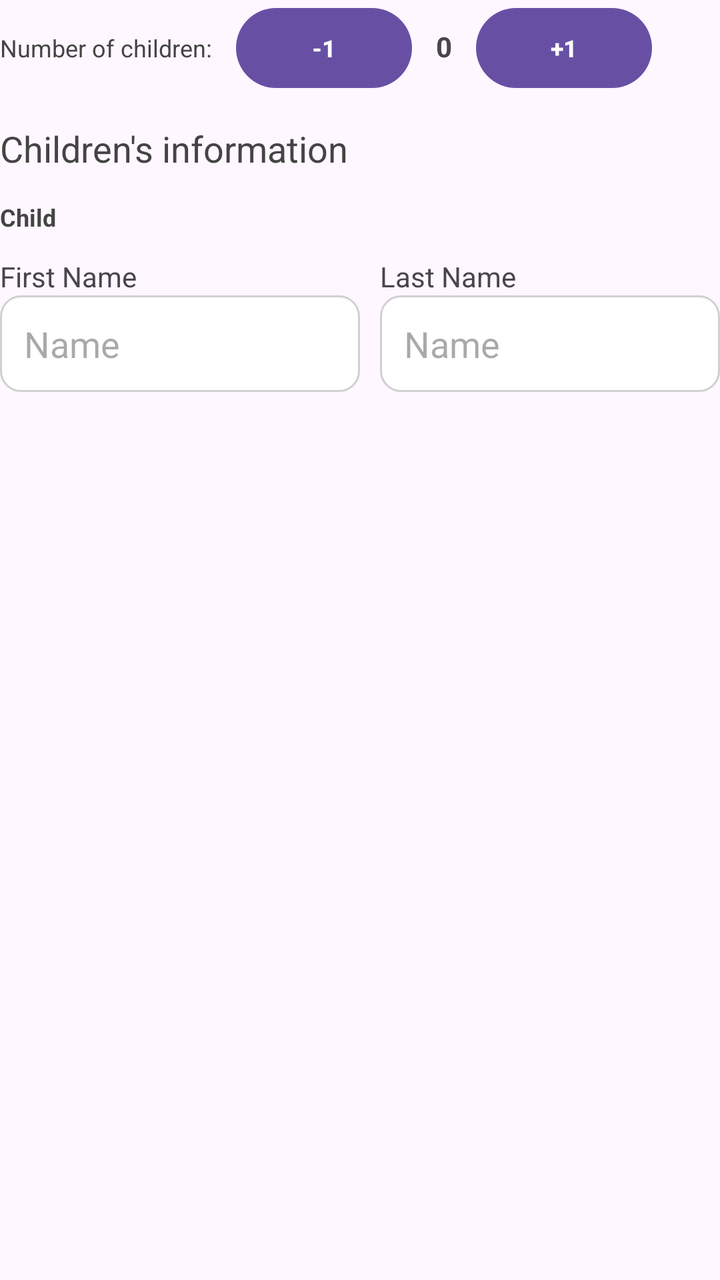
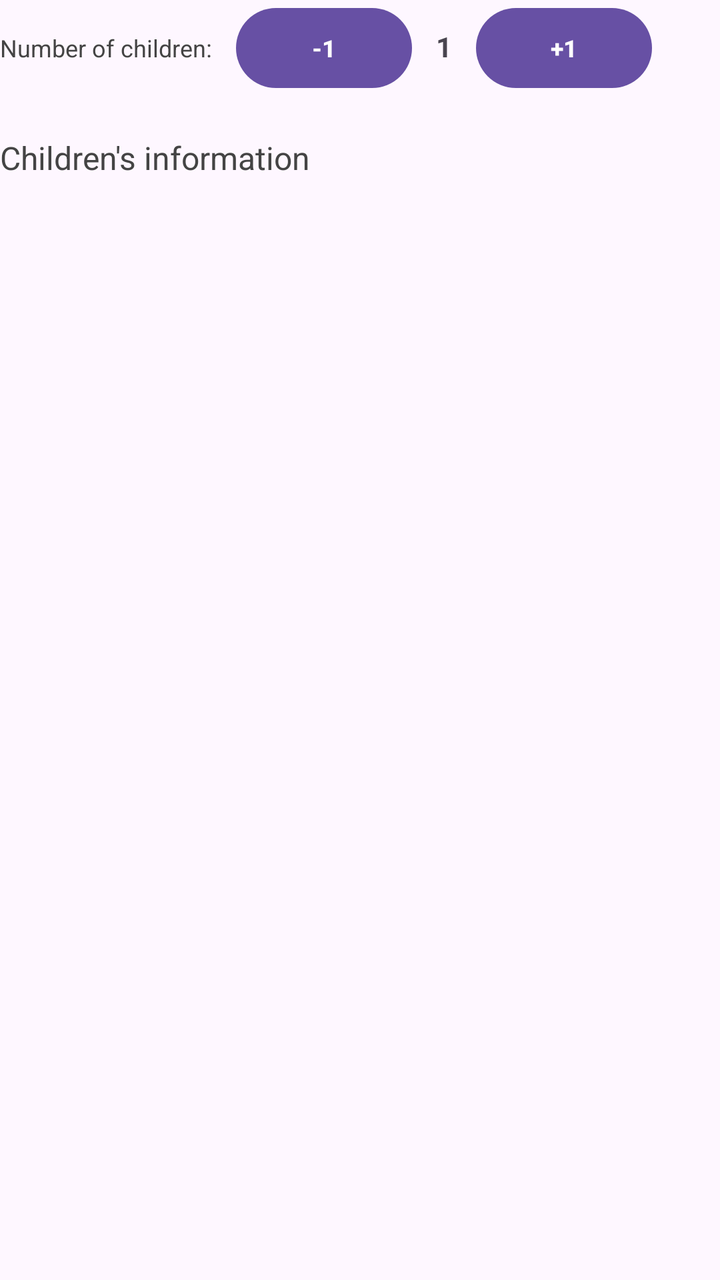

Before-and-after screenshots of an Android layout around one commit, followed by the original layout XML and the change that was made.
<!-- AndroidManifest.xml: application theme Theme.EduView -->
<!-- res/layout/fragment_parent_signup.xml -->
<?xml version="1.0" encoding="utf-8"?>
<LinearLayout xmlns:android="http://schemas.android.com/apk/res/android"
    xmlns:tools="http://schemas.android.com/tools"
    android:layout_width="match_parent"
    android:layout_height="wrap_content"
    android:orientation="vertical"
    android:layout_marginTop="20dp"
    tools:context=".ParentSignupFragment">

    <LinearLayout
        android:layout_width="match_parent"
        android:layout_height="wrap_content"
        android:orientation="horizontal">

        <TextView
            android:layout_width="wrap_content"
            android:layout_height="wrap_content"
            android:text="@string/number_of_children"
            android:textSize="12sp"
            android:textColor="#444444"/>

        <Button
            android:id="@+id/btn_minus"
            android:layout_width="wrap_content"
            android:layout_height="wrap_content"
            android:text="@string/minus1"
            android:textSize="12sp"
            android:textStyle="bold"
            android:layout_marginStart="12dp"/>

        <TextView
            android:id="@+id/tv_counter"
            android:layout_width="wrap_content"
            android:layout_height="wrap_content"
            android:text="@string/_0"
            android:textSize="14sp"
            android:textStyle="bold"
            android:layout_marginHorizontal="12dp"/>

        <Button
            android:id="@+id/btn_plus"
            android:layout_width="wrap_content"
            android:layout_height="wrap_content"
            android:text="@string/plus1"
            android:textSize="12sp"
            android:textStyle="bold"/>
    </LinearLayout>

    <TextView
        android:layout_width="wrap_content"
        android:layout_height="wrap_content"
        android:text="@string/children_s_information"
        android:textSize="18sp"
        android:textColor="#444444"
        android:layout_marginTop="14dp"/>

    <TextView
        android:layout_width="wrap_content"
        android:layout_height="wrap_content"
        android:text="Child"
        android:textSize="12sp"
        android:textColor="#444444"
        android:textStyle="bold"
        android:layout_marginTop="14dp"/>

    <LinearLayout
        android:layout_width="match_parent"
        android:layout_height="wrap_content"
        android:orientation="horizontal"
        android:layout_marginTop="12dp">

        <LinearLayout
            android:layout_width="match_parent"
            android:layout_height="wrap_content"
            android:orientation="vertical"
            android:layout_weight="1">

            <TextView
                android:layout_width="wrap_content"
                android:layout_height="wrap_content"
                android:text="@string/first_name"/>

            <EditText
                android:layout_width="match_parent"
                android:layout_height="wrap_content"
                android:hint="@string/name"
                android:importantForAutofill="no"
                android:inputType="text"
                android:background="@drawable/bg_input_rounded"/>
        </LinearLayout>

        <LinearLayout
            android:layout_width="match_parent"
            android:layout_height="wrap_content"
            android:orientation="vertical"
            android:layout_marginStart="10dp"
            android:layout_weight="1">

            <TextView
                android:layout_width="wrap_content"
                android:layout_height="wrap_content"
                android:text="@string/last_name"/>

            <EditText
                android:layout_width="match_parent"
                android:layout_height="wrap_content"
                android:hint="@string/name"
                android:importantForAutofill="no"
                android:inputType="text"
                android:background="@drawable/bg_input_rounded"/>
        </LinearLayout>
    </LinearLayout>

</LinearLayout>
<!-- resources referenced by this layout -->
<resources>
  <!-- drawable bg_input_rounded (drawable) -->
  <?xml version="1.0" encoding="utf-8"?>
  <shape xmlns:android="http://schemas.android.com/apk/res/android">
      <solid android:color="#FFFFFF"/>
      <corners android:radius="10dp"/>
      <stroke android:width="1dp" android:color="#D0D0D0"/>
      <padding android:left="12dp" android:top="12dp" android:right="12dp" android:bottom="12dp"/>
  </shape>
  <string name="_0">0</string>
  <string name="children_s_information">Children\'s information</string>
  <string name="first_name">First Name</string>
  <string name="last_name">Last Name</string>
  <string name="minus1">-1</string>
  <string name="name">Name</string>
  <string name="number_of_children">Number of children:</string>
  <string name="plus1">+1</string>
  <style name="Theme.EduView" parent="Base.Theme.EduView" />
  <style name="Base.Theme.EduView" parent="Theme.Material3.DayNight.NoActionBar">
          
          
      </style>
</resources>

<!-- the commit's change to res/layout/fragment_parent_signup.xml (unified diff, before → after) -->
@@ -32,7 +32,7 @@
             android:id="@+id/tv_counter"
             android:layout_width="wrap_content"
             android:layout_height="wrap_content"
-            android:text="@string/_0"
+            android:text="@string/_1"
             android:textSize="14sp"
             android:textStyle="bold"
             android:layout_marginHorizontal="12dp"/>
@@ -50,65 +50,15 @@
         android:layout_width="wrap_content"
         android:layout_height="wrap_content"
         android:text="@string/children_s_information"
-        android:textSize="18sp"
+        android:textSize="16sp"
         android:textColor="#444444"
-        android:layout_marginTop="14dp"/>
-
-    <TextView
-        android:layout_width="wrap_content"
-        android:layout_height="wrap_content"
-        android:text="Child"
-        android:textSize="12sp"
-        android:textColor="#444444"
-        android:textStyle="bold"
-        android:layout_marginTop="14dp"/>
+        android:layout_marginTop="20dp"/>
 
     <LinearLayout
         android:layout_width="match_parent"
         android:layout_height="wrap_content"
-        android:orientation="horizontal"
-        android:layout_marginTop="12dp">
-
-        <LinearLayout
-            android:layout_width="match_parent"
-            android:layout_height="wrap_content"
-            android:orientation="vertical"
-            android:layout_weight="1">
-
-            <TextView
-                android:layout_width="wrap_content"
-                android:layout_height="wrap_content"
-                android:text="@string/first_name"/>
-
-            <EditText
-                android:layout_width="match_parent"
-                android:layout_height="wrap_content"
-                android:hint="@string/name"
-                android:importantForAutofill="no"
-                android:inputType="text"
-                android:background="@drawable/bg_input_rounded"/>
-        </LinearLayout>
-
-        <LinearLayout
-            android:layout_width="match_parent"
-            android:layout_height="wrap_content"
-            android:orientation="vertical"
-            android:layout_marginStart="10dp"
-            android:layout_weight="1">
-
-            <TextView
-                android:layout_width="wrap_content"
-                android:layout_height="wrap_content"
-                android:text="@string/last_name"/>
-
-            <EditText
-                android:layout_width="match_parent"
-                android:layout_height="wrap_content"
-                android:hint="@string/name"
-                android:importantForAutofill="no"
-                android:inputType="text"
-                android:background="@drawable/bg_input_rounded"/>
-        </LinearLayout>
-    </LinearLayout>
+        android:orientation="vertical"
+        android:id="@+id/formContainer"
+        android:layout_marginTop="16dp"/>
 
 </LinearLayout>
<!-- resource entries referenced after the edit -->
@@ -1,19 +1,8 @@
 <!-- resources referenced by this layout -->
 <resources>
-  <!-- drawable bg_input_rounded (drawable) -->
-  <?xml version="1.0" encoding="utf-8"?>
-  <shape xmlns:android="http://schemas.android.com/apk/res/android">
-      <solid android:color="#FFFFFF"/>
-      <corners android:radius="10dp"/>
-      <stroke android:width="1dp" android:color="#D0D0D0"/>
-      <padding android:left="12dp" android:top="12dp" android:right="12dp" android:bottom="12dp"/>
-  </shape>
-  <string name="_0">0</string>
+  <string name="_1">1</string>
   <string name="children_s_information">Children\'s information</string>
-  <string name="first_name">First Name</string>
-  <string name="last_name">Last Name</string>
   <string name="minus1">-1</string>
-  <string name="name">Name</string>
   <string name="number_of_children">Number of children:</string>
   <string name="plus1">+1</string>
   <style name="Theme.EduView" parent="Base.Theme.EduView" />
